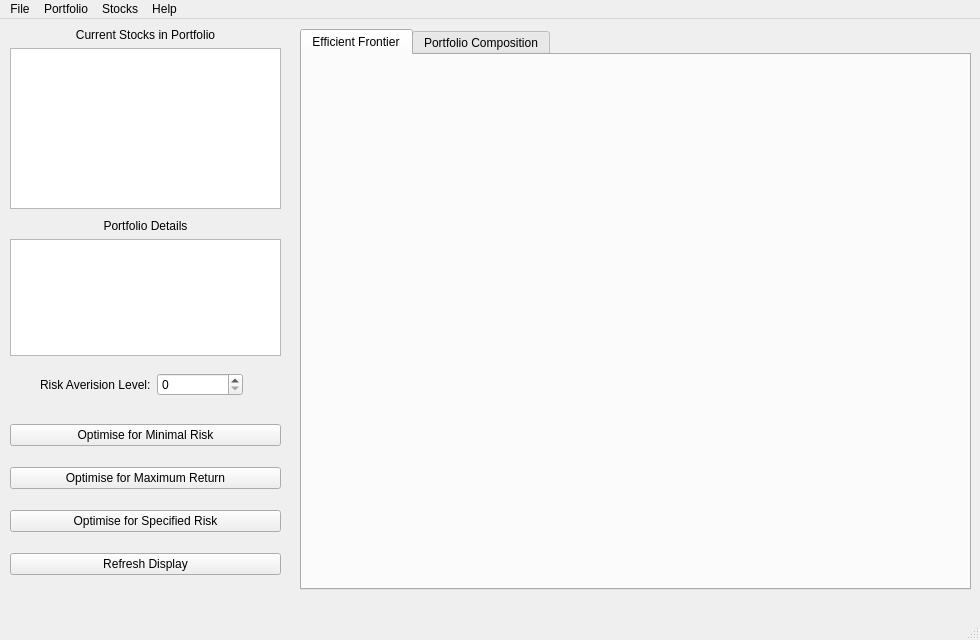
First picture: the form in Gui/MainWindow.ui, repository TheGraeme95/Markowitz-Portfolio-Optimiser, before the edit.
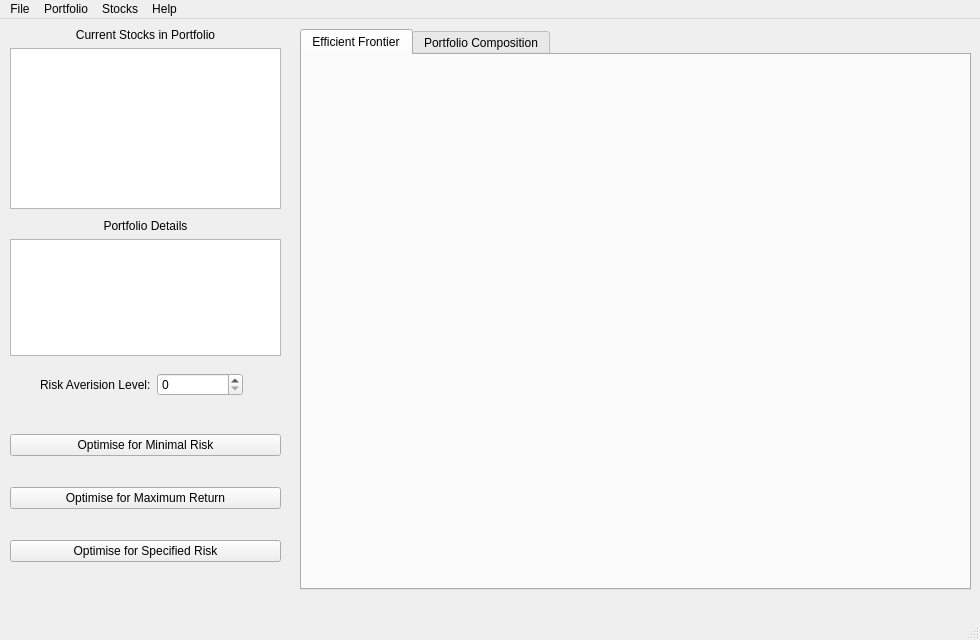
Second picture: the form after the edit.

```diff
--- a/Gui/MainWindow.ui
+++ b/Gui/MainWindow.ui
@@ -121,13 +121,6 @@
        </property>
       </widget>
      </item>
-     <item>
-      <widget class="QPushButton" name="refreshDisplay">
-       <property name="text">
-        <string>Refresh Display</string>
-       </property>
-      </widget>
-     </item>
     </layout>
    </widget>
    <widget class="QWidget" name="horizontalLayoutWidget_2">
```
Left out of the diff: 2 changed lines with no effect on the pictures.
